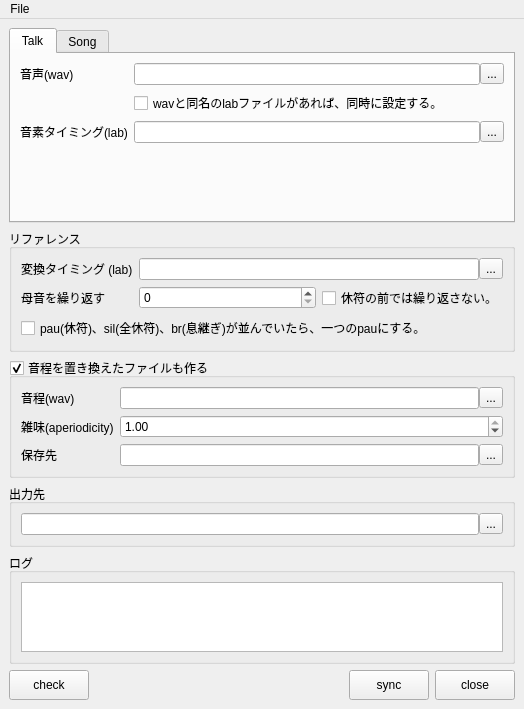
Qt form library/python/rs/tool/voice_sync/voice_sync.ui (nakano000/Resolve_Script) before a commit.
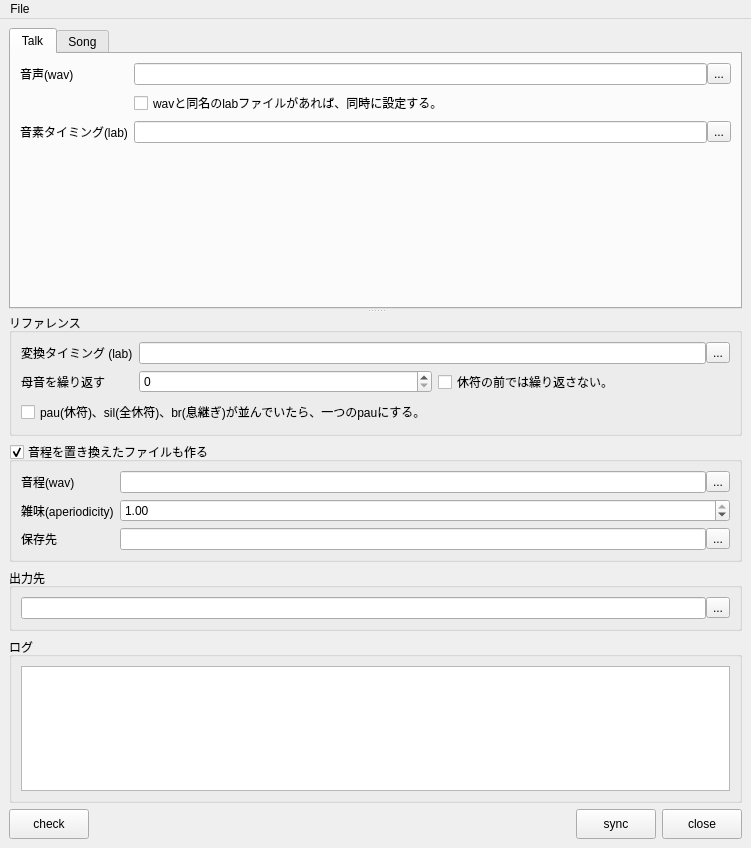
The same form after that commit. Custom widgets are drawn as their Qt base class.

Commit message: ui変更

Patch:
```diff
--- a/library/python/rs/tool/voice_sync/voice_sync.ui
+++ b/library/python/rs/tool/voice_sync/voice_sync.ui
@@ -6,16 +6,20 @@
    <rect>
     <x>0</x>
     <y>0</y>
-    <width>524</width>
-    <height>657</height>
+    <width>751</width>
+    <height>848</height>
    </rect>
   </property>
   <property name="windowTitle">
    <string>MainWindow</string>
   </property>
   <widget class="QWidget" name="centralwidget">
-   <layout class="QVBoxLayout" name="verticalLayout_6">
+   <layout class="QVBoxLayout" name="verticalLayout_7">
     <item>
+     <widget class="QSplitter" name="splitter">
+      <property name="orientation">
+       <enum>Qt::Vertical</enum>
+      </property>
      <widget class="QTabWidget" name="tabWidget">
       <property name="currentIndex">
        <number>0</number>
@@ -200,7 +204,8 @@
        </layout>
       </widget>
      </widget>
-    </item>
+      <widget class="QWidget" name="">
+       <layout class="QVBoxLayout" name="verticalLayout_6">
     <item>
      <widget class="QGroupBox" name="groupBox_3">
       <property name="title">
@@ -472,12 +477,16 @@
     </item>
    </layout>
   </widget>
+     </widget>
+    </item>
+   </layout>
+  </widget>
   <widget class="QMenuBar" name="menubar">
    <property name="geometry">
     <rect>
      <x>0</x>
      <y>0</y>
-     <width>524</width>
+     <width>751</width>
      <height>21</height>
     </rect>
    </property>
```
Lines whose indentation alone changed are shown as unchanged. The commit also changes 2 other files.
